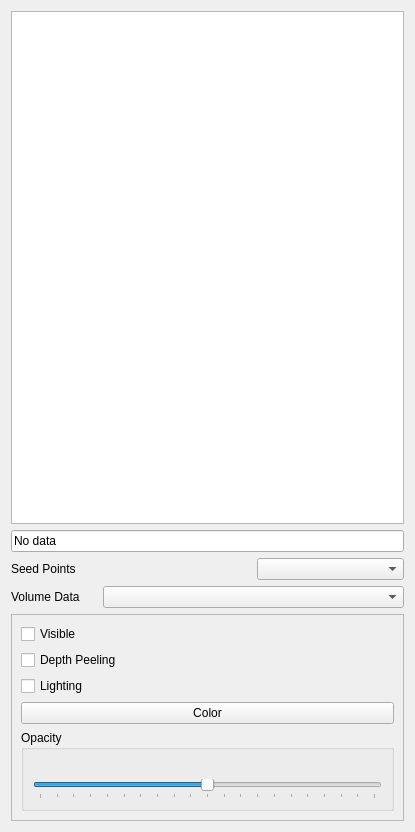
Old version of the form branches/myusufoglu/plugins/stable/VectorVisualization/vectorvisualization.ui in the repository BackupTheBerlios/viste-tool-svn.
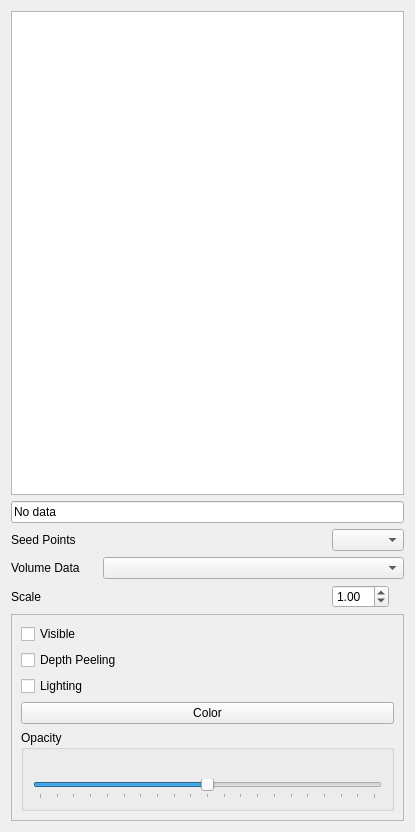
New version of the form.

```diff
--- a/branches/myusufoglu/plugins/stable/VectorVisualization/vectorvisualization.ui
+++ b/branches/myusufoglu/plugins/stable/VectorVisualization/vectorvisualization.ui
@@ -74,6 +74,41 @@
      <item row="0" column="2">
       <widget class="QComboBox" name="seedPointsCombo"/>
      </item>
+     <item row="2" column="0">
+      <widget class="QLabel" name="scaleLabel">
+       <property name="text">
+        <string>Scale</string>
+       </property>
+      </widget>
+     </item>
+     <item row="2" column="2">
+      <widget class="QDoubleSpinBox" name="scaleSpin">
+       <property name="sizePolicy">
+        <sizepolicy hsizetype="Fixed" vsizetype="Fixed">
+         <horstretch>0</horstretch>
+         <verstretch>0</verstretch>
+        </sizepolicy>
+       </property>
+       <property name="minimumSize">
+        <size>
+         <width>50</width>
+         <height>0</height>
+        </size>
+       </property>
+       <property name="minimum">
+        <double>0.100000000000000</double>
+       </property>
+       <property name="maximum">
+        <double>10.000000000000000</double>
+       </property>
+       <property name="singleStep">
+        <double>0.100000000000000</double>
+       </property>
+       <property name="value">
+        <double>1.000000000000000</double>
+       </property>
+      </widget>
+     </item>
     </layout>
    </item>
    <item>
```
